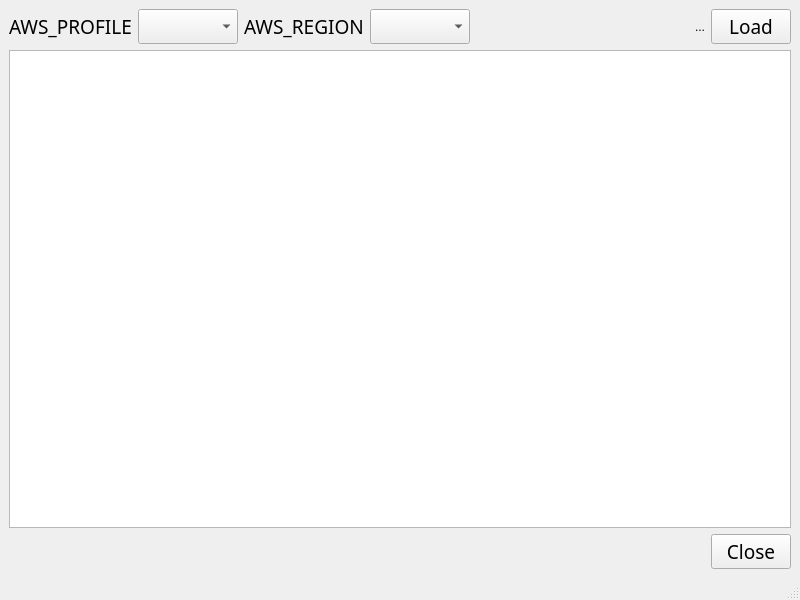
The window that form.ui (mdminhazulhaque/aws-resource-explorer) describes before a commit, drawn with Qt 5.
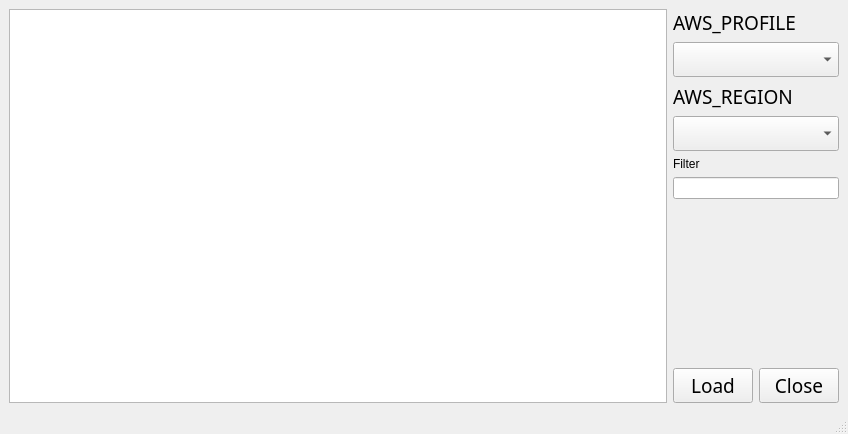
The same window after the commit.

Commit message: Update README.md, UI layout, and configuration for enhanced functionality and clarity

```diff
--- a/form.ui
+++ b/form.ui
@@ -6,18 +6,16 @@
    <rect>
     <x>0</x>
     <y>0</y>
-    <width>800</width>
-    <height>600</height>
+    <width>848</width>
+    <height>434</height>
    </rect>
   </property>
   <property name="windowTitle">
    <string>Window</string>
   </property>
   <widget class="QWidget" name="centralwidget">
-   <layout class="QVBoxLayout" name="verticalLayout">
-    <item>
-     <layout class="QHBoxLayout" name="horizontalLayout">
-      <item>
+   <layout class="QGridLayout" name="gridLayout">
+    <item row="0" column="1" colspan="2">
        <widget class="QLabel" name="label">
         <property name="font">
          <font>
@@ -30,7 +28,7 @@
         </property>
        </widget>
       </item>
-      <item>
+    <item row="1" column="1" colspan="2">
        <widget class="QComboBox" name="aws_profile">
         <property name="font">
          <font>
@@ -40,7 +38,7 @@
         </property>
        </widget>
       </item>
-      <item>
+    <item row="2" column="1" colspan="2">
        <widget class="QLabel" name="label_2">
         <property name="font">
          <font>
@@ -53,7 +51,7 @@
         </property>
        </widget>
       </item>
-      <item>
+    <item row="3" column="1" colspan="2">
        <widget class="QComboBox" name="aws_region">
         <property name="font">
          <font>
@@ -63,32 +61,31 @@
         </property>
        </widget>
       </item>
-      <item>
-       <spacer name="horizontalSpacer">
-        <property name="font">
-         <font>
-          <family>Fira Code</family>
-          <pointsize>14</pointsize>
-         </font>
-        </property>
+    <item row="4" column="1">
+     <widget class="QLabel" name="label_3">
+      <property name="text">
+       <string>Filter</string>
+      </property>
+     </widget>
+    </item>
+    <item row="5" column="1" colspan="2">
+     <widget class="QLineEdit" name="filter"/>
+    </item>
+    <item row="6" column="2">
+     <spacer name="verticalSpacer">
         <property name="orientation">
-         <enum>Qt::Orientation::Horizontal</enum>
+       <enum>Qt::Orientation::Vertical</enum>
         </property>
         <property name="sizeHint" stdset="0">
          <size>
-          <width>40</width>
-          <height>20</height>
+        <width>28</width>
+        <height>467</height>
          </size>
         </property>
        </spacer>
       </item>
-      <item>
-       <widget class="QLabel" name="status">
-        <property name="text">
-         <string>...</string>
-        </property>
-       </widget>
-      </item>
+    <item row="7" column="1" colspan="2">
+     <layout class="QHBoxLayout" name="horizontalLayout">
       <item>
        <widget class="QPushButton" name="load">
         <property name="font">
@@ -102,39 +99,6 @@
         </property>
        </widget>
       </item>
-     </layout>
-    </item>
-    <item>
-     <widget class="QTableWidget" name="resources">
-      <property name="font">
-       <font>
-        <family>Fira Code</family>
-        <pointsize>14</pointsize>
-       </font>
-      </property>
-     </widget>
-    </item>
-    <item>
-     <layout class="QHBoxLayout" name="horizontalLayout_2">
-      <item>
-       <spacer name="horizontalSpacer_2">
-        <property name="font">
-         <font>
-          <family>Fira Code</family>
-          <pointsize>14</pointsize>
-         </font>
-        </property>
-        <property name="orientation">
-         <enum>Qt::Orientation::Horizontal</enum>
-        </property>
-        <property name="sizeHint" stdset="0">
-         <size>
-          <width>40</width>
-          <height>20</height>
-         </size>
-        </property>
-       </spacer>
-      </item>
       <item>
        <widget class="QPushButton" name="close">
         <property name="font">
@@ -150,6 +114,16 @@
       </item>
      </layout>
     </item>
+    <item row="0" column="0" rowspan="8">
+     <widget class="QTableWidget" name="resources">
+      <property name="font">
+       <font>
+        <family>Fira Code</family>
+        <pointsize>14</pointsize>
+       </font>
+      </property>
+     </widget>
+    </item>
    </layout>
   </widget>
   <widget class="QStatusBar" name="status_bar"/>
```
Left out of the diff: 2 changed lines with no effect on the pictures. Lines whose indentation alone changed are shown as unchanged. The commit also changes 4 other files.
